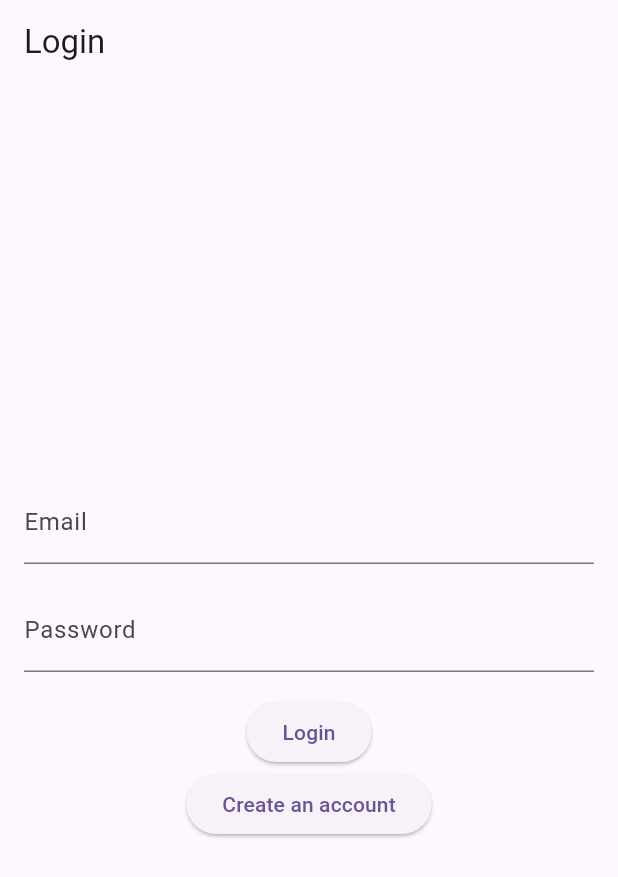
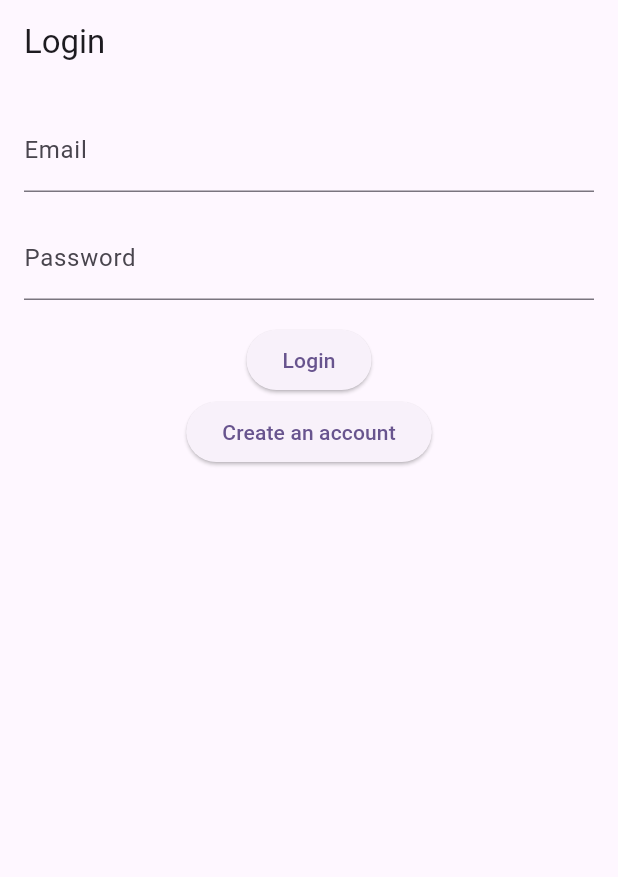
Before and after one commit to HiepHT411/quizClientSide, a Flutter app: the screen it shows after launch, scrolled down 576 dp, after a tap on the "menu" icon, after a tap on "Quiz", on a phone screen of 412 x 824 dp. Shown: the top 877 px of the screen. Run offline on Flutter 3.47's test engine with Material 3 defaults, Android fonts, the phone set to English and light mode, and no system bars; our stand-ins replace shared_preferences; network calls fail.

Commit message:
refine login screen

```diff
--- a/lib/views/auth/login_screen.dart
+++ b/lib/views/auth/login_screen.dart
@@ -15,7 +15,8 @@ class LoginScreen extends StatelessWidget {
   Widget build(BuildContext context) {
     return Scaffold(
         appBar: AppBar(title: const Text('Login')),
-      body: Padding(
+        body: SingleChildScrollView(
+          child: Padding(
             padding: const EdgeInsets.all(16.0),
             child: Column(
               mainAxisAlignment: MainAxisAlignment.center,
@@ -45,7 +46,9 @@ class LoginScreen extends StatelessWidget {
 
                     if (result.success) {
                       Navigator.pushReplacementNamed(
-                      context, AppRoutes.home.toString());//AppRoutes.quizList.toString());
+                          context,
+                          AppRoutes.home
+                              .toString()); //AppRoutes.quizList.toString());
                     } else {
                       ScaffoldMessenger.of(context).showSnackBar(
                         SnackBar(
@@ -66,6 +69,6 @@ class LoginScreen extends StatelessWidget {
               ],
             ),
           ),
-    );
+        ));
   }
 }
--- a/lib/views/home.dart
+++ b/lib/views/home.dart
@@ -153,7 +153,7 @@ class HomeState extends State<Home> {
       body: SingleChildScrollView(
         child: Column(
           children: [
-            Center(child: Text('Welcome ')),
+            const Center(child: Text('Welcome ')),
             ValueListenableBuilder(
               valueListenable: selectedPageNotifier,
               builder: (context, selectedPage, child) {
--- a/lib/views/quiz/quiz_list_screen.dart
+++ b/lib/views/quiz/quiz_list_screen.dart
@@ -37,7 +37,7 @@ class _QuizListScreenState extends State<QuizListScreen> {
     return Scaffold(
       appBar: AppBar(
         title: const Text('Quiz List'),
-        leading: ElevatedButton(onPressed: (){Navigator.pop(context);}, child: const Icon(Icons.arrow_back)),
+        leading: BackButton(onPressed: (){Navigator.pop(context);}),
         actions: [
           IconButton(
             icon: const Icon(Icons.refresh),
```
Lines whose indentation alone changed are shown as unchanged.
